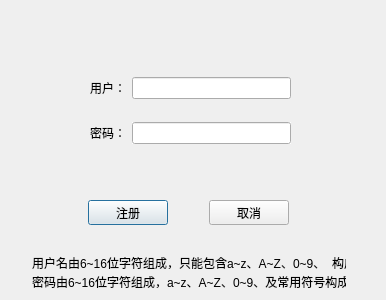
This is devices/sign_up_ui/sign_up.ui in wwkkww1983/pythonwork as Qt 5 draws it before an edit. The edited form follows.
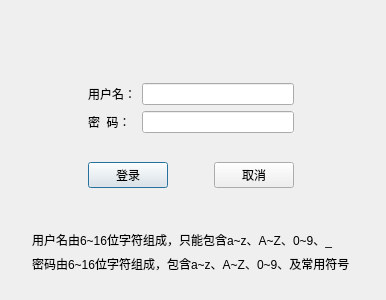
This is the edited form.

Commit message: 因pyinstaller问题 去掉了背景图片

```diff
--- a/devices/sign_up_ui/sign_up.ui
+++ b/devices/sign_up_ui/sign_up.ui
@@ -19,17 +19,48 @@
   <widget class="QWidget" name="layoutWidget">
    <property name="geometry">
     <rect>
-     <x>90</x>
+     <x>32</x>
+     <y>231</y>
+     <width>332</width>
+     <height>41</height>
+    </rect>
+   </property>
+   <layout class="QVBoxLayout" name="verticalLayout">
+    <item>
+     <widget class="QLabel" name="label_3">
+      <property name="text">
+       <string>用户名由6~16位字符组成，只能包含a~z、A~Z、0~9、_</string>
+      </property>
+     </widget>
+    </item>
+    <item>
+     <widget class="QLabel" name="label_4">
+      <property name="text">
+       <string>密码由6~16位字符组成，包含a~z、A~Z、0~9、及常用符号</string>
+      </property>
+     </widget>
+    </item>
+   </layout>
+  </widget>
+  <widget class="QWidget" name="layoutWidget">
+   <property name="geometry">
+    <rect>
+     <x>88</x>
      <y>60</y>
-     <width>201</width>
-     <height>101</height>
+     <width>206</width>
+     <height>151</height>
     </rect>
    </property>
+   <layout class="QVBoxLayout" name="verticalLayout_2">
+    <item>
    <layout class="QGridLayout" name="gridLayout">
     <item row="0" column="0">
      <widget class="QLabel" name="label">
       <property name="text">
-       <string>用户：</string>
+         <string>用户名：</string>
+        </property>
+        <property name="alignment">
+         <set>Qt::AlignJustify|Qt::AlignVCenter</set>
       </property>
      </widget>
     </item>
@@ -39,7 +70,7 @@
     <item row="1" column="0">
      <widget class="QLabel" name="label_2">
       <property name="text">
-       <string>密码：</string>
+         <string>密  码：</string>
       </property>
      </widget>
     </item>
@@ -54,47 +85,13 @@
      </widget>
     </item>
    </layout>
-  </widget>
-  <widget class="QWidget" name="">
-   <property name="geometry">
-    <rect>
-     <x>32</x>
-     <y>256</y>
-     <width>314</width>
-     <height>32</height>
-    </rect>
-   </property>
-   <layout class="QVBoxLayout" name="verticalLayout">
-    <item>
-     <widget class="QLabel" name="label_3">
-      <property name="text">
-       <string>用户名由6~16位字符组成，只能包含a~z、A~Z、0~9、_构成</string>
-      </property>
-     </widget>
     </item>
     <item>
-     <widget class="QLabel" name="label_4">
-      <property name="text">
-       <string>密码由6~16位字符组成，a~z、A~Z、0~9、及常用符号构成</string>
-      </property>
-     </widget>
-    </item>
-   </layout>
-  </widget>
-  <widget class="QWidget" name="">
-   <property name="geometry">
-    <rect>
-     <x>88</x>
-     <y>200</y>
-     <width>201</width>
-     <height>25</height>
-    </rect>
-   </property>
    <layout class="QHBoxLayout" name="horizontalLayout">
     <item>
      <widget class="QPushButton" name="pushButton_sign">
       <property name="text">
-       <string>注册</string>
+         <string>登录</string>
       </property>
      </widget>
     </item>
@@ -117,6 +114,8 @@
        <string>取消</string>
       </property>
      </widget>
+      </item>
+     </layout>
     </item>
    </layout>
   </widget>
```
Lines whose indentation alone changed are shown as unchanged. The commit also changes 2 other files.
